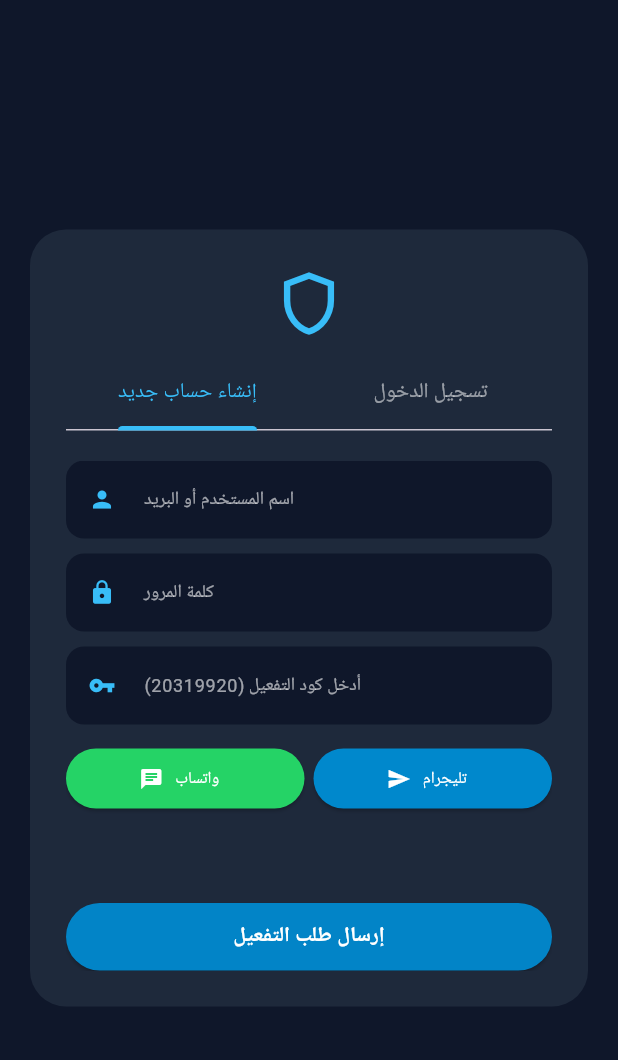
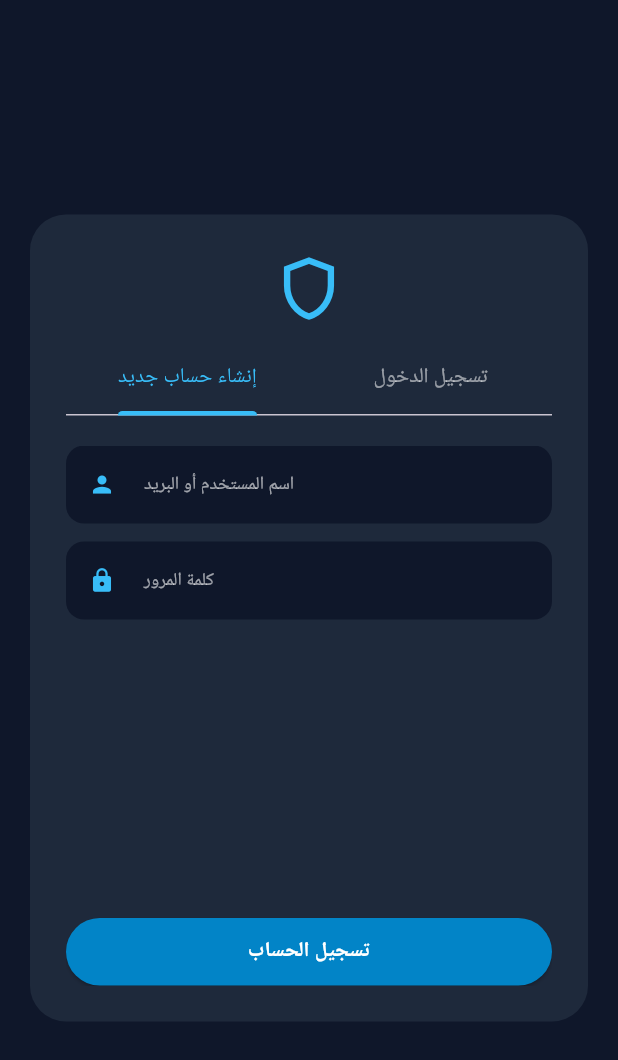
Before and after one commit to huzt99/abo-amuli, a Flutter app: the screen it shows after launch, on a phone screen of 412 x 824 dp. Shown: the top 1060 px of the screen. Run offline on Flutter 3.47's test engine with Material 3 defaults, Android fonts, the light colour scheme and no system bars; our stand-ins replace shared_preferences, sqflite; accounts and stored records are empty.

Commit message:
Refactor registration and activation process
Refactor activation screen to improve registration and activation flow. Added step control for activation code input and updated button actions.

```diff
--- a/lib/screens/activation_screen.dart
+++ b/lib/screens/activation_screen.dart
@@ -15,15 +15,14 @@ class _ActivationScreenState extends State<ActivationScreen> with SingleTickerPr
   final _registerFormKey = GlobalKey<FormState>();
   final _loginFormKey = GlobalKey<FormState>();
 
-  // حقول إنشاء حساب جديد
   final TextEditingController _regUserControl = TextEditingController();
   final TextEditingController _regPassControl = TextEditingController();
   final TextEditingController _regCodeControl = TextEditingController();
 
-  // حقول تسجيل الدخول
   final TextEditingController _loginUserControl = TextEditingController();
   final TextEditingController _loginPassControl = TextEditingController();
 
+  bool _isStepTwoCode = false; // التحكم بإظهار التفعيل بعد إدخال البيانات الضغط على "تسجيل"
   bool _isLoading = false;
 
   @override
@@ -33,7 +32,6 @@ class _ActivationScreenState extends State<ActivationScreen> with SingleTickerPr
     _checkSavedActivation();
   }
 
-  // إذا كان الحساب مفعلاً ومسجلاً مسبقاً، يدخل مباشرة
   Future<void> _checkSavedActivation() async {
     bool isActivated = await ActivationService.isLocalActivated();
     if (isActivated && mounted) {
@@ -58,7 +56,7 @@ class _ActivationScreenState extends State<ActivationScreen> with SingleTickerPr
   }
 
   Future<void> _openWhatsApp() async {
-    final Uri url = Uri.parse('https://wa.me/9647862597668?text=${Uri.encodeComponent('السلام عليكم، قمت بتسجيل حساب باسم: ${_regUserControl.text} وأريد التفعيل.')}');
+    final Uri url = Uri.parse('https://wa.me/9647862597668?text=${Uri.encodeComponent('السلام عليكم، قمت بتسجيل حساب باسم: ${_regUserControl.text} وأريد كود التفعيل.')}');
     await launchUrl(url, mode: LaunchMode.externalApplication);
   }
 
@@ -67,21 +65,34 @@ class _ActivationScreenState extends State<ActivationScreen> with SingleTickerPr
     await launchUrl(url, mode: LaunchMode.externalApplication);
   }
 
-  // 1. معالجة إنشاء حساب جديد وتفعيل
-  void _handleRegister() async {
+  // الخطوة 1: عند الضغط على زر "تسجيل الحساب"
+  void _onRegisterSubmit() {
     if (!_registerFormKey.currentState!.validate()) return;
+    setState(() {
+      _isStepTwoCode = true; // الانقال فوراً لشاشة إدخال كود التفعيل وحساباتك
+    });
+  }
 
+  // الخطوة 2: عند الضغط على زر "تفعيل الحساب"
+  void _onActivationSubmit() async {
     String username = _regUserControl.text.trim();
     String code = _regCodeControl.text.trim();
+
+    if (code.isEmpty) {
+      ScaffoldMessenger.of(context).showSnackBar(
+        const SnackBar(content: Text('يرجى إدخال كود التفعيل'), backgroundColor: Colors.orange),
+      );
+      return;
+    }
 
     if (code == '20319920') {
       setState(() => _isLoading = true);
       String email = username.contains('@') ? username : '$username@client.com';
 
-      // حفظ سحابي ومحلي
+      // حفظ الطلب بالسحابة والذاكرة المحلية
       await ActivationService.registerUserDual(username: username, email: email);
 
-      // إرسال الإشعار للتليجرام
+      // إرسال إشعار التليجرام الفوري لك
       await ActivationService.sendTelegramActivationRequest(username: username, email: email);
 
       setState(() => _isLoading = false);
@@ -120,14 +131,14 @@ class _ActivationScreenState extends State<ActivationScreen> with SingleTickerPr
     }
   }
 
-  // 2. معالجة تسجيل الدخول (للزبون وللأدمن)
+  // تسجيل الدخول (للأدمن وللمستخدمين)
   void _handleLogin() async {
     if (!_loginFormKey.currentState!.validate()) return;
 
     String userInput = _loginUserControl.text.trim();
     String passInput = _loginPassControl.text.trim();
 
-    // دخول الأدمن الماستر
+    // دخول الأدمن الماستر الخاص بك
     if (userInput == 'huzt.m1@gmail.com' && passInput == '20819921992') {
       Navigator.pushReplacement(
         context,
@@ -138,7 +149,6 @@ class _ActivationScreenState extends State<ActivationScreen> with SingleTickerPr
 
     setState(() => _isLoading = true);
 
-    // التحقق هل الزبون تم قبول تفعيله من الأدمن في السحابة؟
     bool isActivated = await ActivationService.checkUserActivationDual(userInput);
 
     setState(() => _isLoading = false);
@@ -176,7 +186,6 @@ class _ActivationScreenState extends State<ActivationScreen> with SingleTickerPr
                 const Icon(Icons.shield_outlined, size: 50, color: Color(0xFF38BDF8)),
                 const SizedBox(height: 12),
 
-                // شريط التبويب لتسهيل الإبحار بين التسجيل والدخول
                 TabBar(
                   controller: _tabController,
                   indicatorColor: const Color(0xFF38BDF8),
@@ -190,7 +199,7 @@ class _ActivationScreenState extends State<ActivationScreen> with SingleTickerPr
                 const SizedBox(height: 20),
 
                 SizedBox(
-                  height: 340,
+                  height: 360,
                   child: TabBarView(
                     controller: _tabController,
                     children: [
@@ -199,13 +208,29 @@ class _ActivationScreenState extends State<ActivationScreen> with SingleTickerPr
                         key: _registerFormKey,
                         child: Column(
                           children: [
+                            // الخطوة 1: أدخل البيانات فقط
+                            if (!_isStepTwoCode) ...[
                               _buildField(_regUserControl, 'اسم المستخدم أو البريد', Icons.person),
+                              const SizedBox(height: 12),
+                              _buildField(_regPassControl, 'كلمة المرور', Icons.lock, isPassword: true),
+                              const Spacer(),
+                              SizedBox(
+                                width: double.infinity,
+                                height: 45,
+                                child: ElevatedButton(
+                                  style: ElevatedButton.styleFrom(backgroundColor: const Color(0xFF0284C7)),
+                                  onPressed: _onRegisterSubmit,
+                                  child: const Text('تسجيل الحساب', style: TextStyle(color: Colors.white, fontWeight: FontWeight.bold)),
+                                ),
+                              ),
+                            ],
+
+                            // الخطوة 2: تظهر نافذة التفعيل وأزرار التواصل فقط بعد الضغط على تسجيل الحساب
+                            if (_isStepTwoCode) ...[
+                              _buildField(_regCodeControl, 'أدخل كود التفعيل', Icons.vpn_key, isPassword: true),
+                              const SizedBox(height: 14),
+                              const Text('للحصول على كود التفعيل، يرجى التواصل مع المطور:', style: TextStyle(color: Colors.white60, fontSize: 12)),
                               const SizedBox(height: 10),
-                            _buildField(_regPassControl, 'كلمة المرور', Icons.lock, isPassword: true),
-                            const SizedBox(height: 10),
-                            _buildField(_regCodeControl, 'أدخل كود التفعيل (20319920)', Icons.vpn_key, isPassword: true),
-                            const SizedBox(height: 12),
-
                               Row(
                                 children: [
                                   Expanded(
@@ -232,13 +257,19 @@ class _ActivationScreenState extends State<ActivationScreen> with SingleTickerPr
                                 width: double.infinity,
                                 height: 45,
                                 child: ElevatedButton(
-                                style: ElevatedButton.styleFrom(backgroundColor: const Color(0xFF0284C7)),
-                                onPressed: _isLoading ? null : _handleRegister,
+                                  style: ElevatedButton.styleFrom(backgroundColor: const Color(0xFF10B981)),
+                                  onPressed: _isLoading ? null : _onActivationSubmit,
                                   child: _isLoading
                                       ? const CircularProgressIndicator(color: Colors.white)
-                                    : const Text('إرسال طلب التفعيل', style: TextStyle(color: Colors.white, fontWeight: FontWeight.bold)),
+                                      : const Text('تفعيل الحساب', style: TextStyle(color: Colors.white, fontWeight: FontWeight.bold)),
                                 ),
                               ),
+                              const SizedBox(height: 8),
+                              TextButton(
+                                onPressed: () => setState(() => _isStepTwoCode = false),
+                                child: const Text('رجوع لتعديل البيانات', style: TextStyle(color: Colors.white54, fontSize: 12)),
+                              ),
+                            ],
                           ],
                         ),
                       ),
@@ -257,7 +288,7 @@ class _ActivationScreenState extends State<ActivationScreen> with SingleTickerPr
                               width: double.infinity,
                               height: 45,
                               child: ElevatedButton(
-                                style: ElevatedButton.styleFrom(backgroundColor: const Color(0xFF10B981)),
+                                style: ElevatedButton.styleFrom(backgroundColor: const Color(0xFF0284C7)),
                                 onPressed: _isLoading ? null : _handleLogin,
                                 child: _isLoading
                                     ? const CircularProgressIndicator(color: Colors.white)
```
Lines whose indentation alone changed are shown as unchanged.
